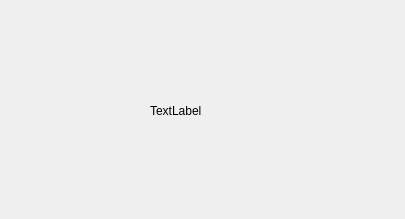
Old version of the form PC_VS/JeuP11/WidgetMenu.ui in the repository ciniseb/Vinc-Party.
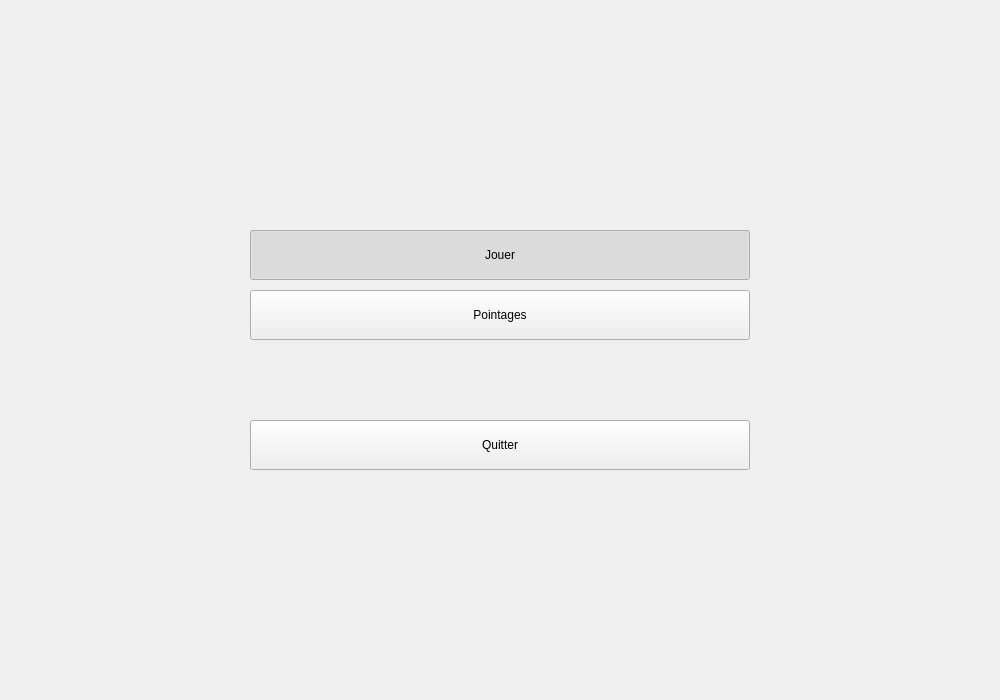
New version of the form.

Commit message: Connexions, signals, slots et WidgetMenu

Patch:
```diff
--- a/PC_VS/JeuP11/WidgetMenu.ui
+++ b/PC_VS/JeuP11/WidgetMenu.ui
@@ -6,24 +6,71 @@
    <rect>
     <x>0</x>
     <y>0</y>
-    <width>405</width>
-    <height>219</height>
+    <width>1000</width>
+    <height>700</height>
    </rect>
   </property>
   <property name="windowTitle">
    <string>WidgetMenu</string>
   </property>
-  <widget class="QLabel" name="label">
+  <widget class="QPushButton" name="bouton_jouer">
    <property name="geometry">
     <rect>
-     <x>150</x>
-     <y>70</y>
-     <width>91</width>
-     <height>81</height>
+     <x>250</x>
+     <y>230</y>
+     <width>500</width>
+     <height>50</height>
     </rect>
    </property>
    <property name="text">
-    <string>TextLabel</string>
+    <string>Jouer</string>
+   </property>
+   <property name="checkable">
+    <bool>true</bool>
+   </property>
+   <property name="checked">
+    <bool>true</bool>
+   </property>
+   <property name="autoDefault">
+    <bool>false</bool>
+   </property>
+   <property name="default">
+    <bool>false</bool>
+   </property>
+   <property name="flat">
+    <bool>false</bool>
+   </property>
+  </widget>
+  <widget class="QPushButton" name="bouton_pointages">
+   <property name="geometry">
+    <rect>
+     <x>250</x>
+     <y>290</y>
+     <width>500</width>
+     <height>50</height>
+    </rect>
+   </property>
+   <property name="text">
+    <string>Pointages</string>
+   </property>
+   <property name="checkable">
+    <bool>true</bool>
+   </property>
+  </widget>
+  <widget class="QPushButton" name="bouton_quitter">
+   <property name="geometry">
+    <rect>
+     <x>250</x>
+     <y>420</y>
+     <width>500</width>
+     <height>50</height>
+    </rect>
+   </property>
+   <property name="text">
+    <string>Quitter</string>
+   </property>
+   <property name="checkable">
+    <bool>true</bool>
    </property>
   </widget>
  </widget>
```
The commit also changes 94 other files.
